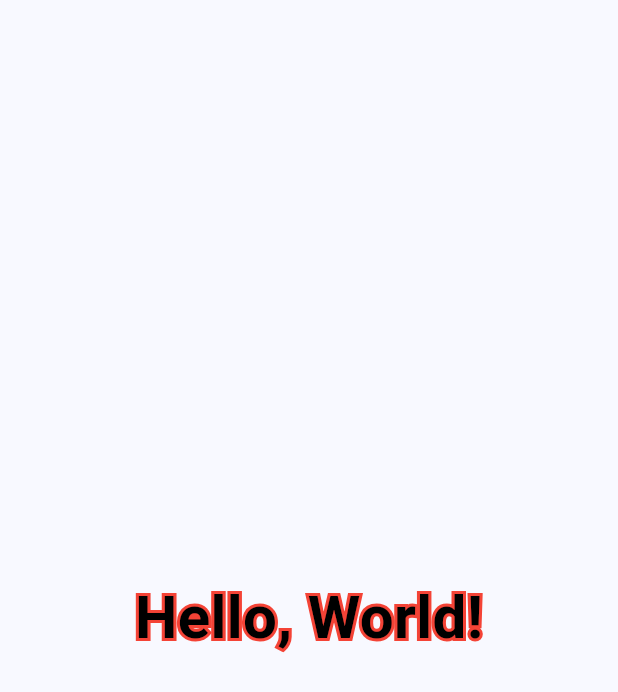
After one commit to skdddfhg123/together, a Flutter app: the OutlinedText screen opened directly, on a phone screen of 412 x 824 dp. The commit adds this screen. Shown: the top 692 px of the screen. Run offline on Flutter 3.47's test engine with Material 3 defaults, Android fonts, the phone set to English and light mode, and no system bars; our stand-ins replace google_fonts, syncfusion_flutter_calendar; missing offline and left inert: month_year_picker, syncfusion_localizations; Roboto replaces fonts that are missing (Hahmlet); statements that could not run were skipped.

```diff
--- /dev/null
+++ b/app_cal/lib/screen/shadertest.dart
@@ -0,0 +1,37 @@
+import 'package:flutter/material.dart';
+
+class OutlinedText extends StatelessWidget {
+  @override
+  Widget build(BuildContext context) {
+    return Scaffold(
+      body: Center(
+        child: Stack(
+          alignment: Alignment.center,
+          children: [
+            // 윤곽선(Stroke)을 그리는 텍스트
+            Text(
+              'Hello, World!',
+              style: TextStyle(
+                fontSize: 40,
+                fontWeight: FontWeight.bold,
+                foreground: Paint()
+                  ..style = PaintingStyle.stroke
+                  ..strokeWidth = 4 // 윤곽선의 두께
+                  ..color = Colors.red, // 윤곽선의 색
+              ),
+            ),
+            // 실제 텍스트
+            Text(
+              'Hello, World!',
+              style: TextStyle(
+                fontSize: 40,
+                fontWeight: FontWeight.bold,
+                color: Colors.black, // 텍스트의 색
+              ),
+            ),
+          ],
+        ),
+      ),
+    );
+  }
+}
```
Also changed, not shown: app_cal/lib/main.dart (+10 -3 lines), app_cal/lib/screen/monthview_cal.dart (+54 -39 lines), app_cal/lib/screen/testcal.dart (+26 -0 lines), app_cal/lib/widget/drawer.dart (added, +52 -0 lines), app_cal/pubspec.yaml (+4 -3 lines), app_cal/assets/images/fam.jpg (added), app_cal/assets/images/test.gif (added).
